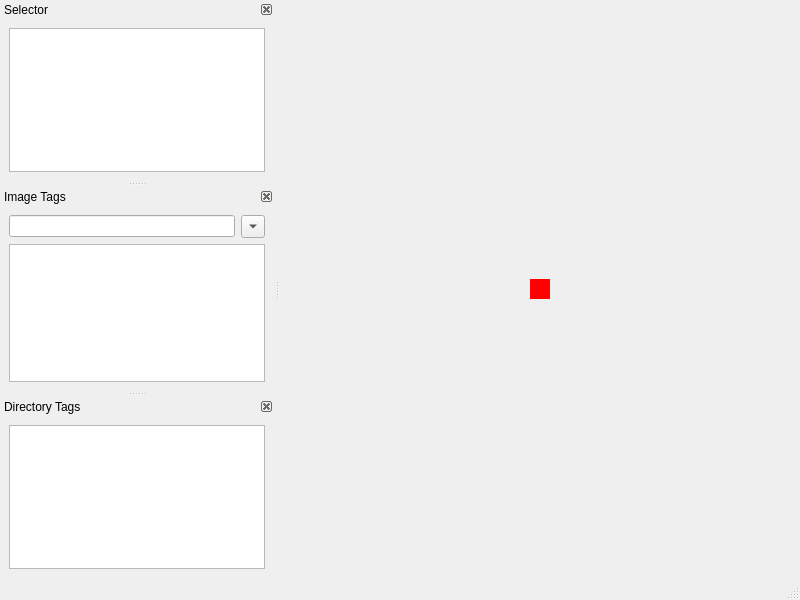
First picture: the form in src/main_window.ui, repository gwhiteside/descryptor, before the edit.
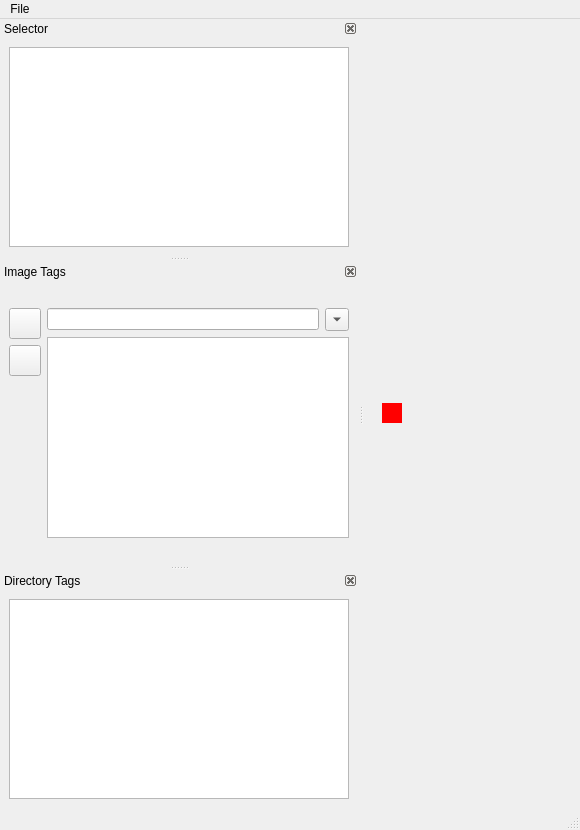
Second picture: the form after the edit. Icons and pictures are not drawn.

Diff of the .ui file:
```diff
--- a/src/main_window.ui
+++ b/src/main_window.ui
@@ -6,8 +6,8 @@
    <rect>
     <x>0</x>
     <y>0</y>
-    <width>800</width>
-    <height>600</height>
+    <width>580</width>
+    <height>830</height>
    </rect>
   </property>
   <property name="windowTitle">
@@ -20,20 +20,8 @@
    <set>QMainWindow::DockOption::AllowNestedDocks|QMainWindow::DockOption::AllowTabbedDocks|QMainWindow::DockOption::AnimatedDocks</set>
   </property>
   <widget class="QWidget" name="centralwidget">
-   <layout class="QGridLayout" name="gridLayout">
-    <property name="leftMargin">
-     <number>0</number>
-    </property>
-    <property name="topMargin">
-     <number>0</number>
-    </property>
-    <property name="rightMargin">
-     <number>0</number>
-    </property>
-    <property name="bottomMargin">
-     <number>0</number>
-    </property>
-    <item row="0" column="0">
+   <layout class="QVBoxLayout" name="verticalLayout_6">
+    <item>
      <widget class="QWidget" name="widget" native="true">
       <layout class="QGridLayout" name="gridLayout_2">
        <property name="sizeConstraint">
@@ -68,10 +56,22 @@
     <rect>
      <x>0</x>
      <y>0</y>
-     <width>800</width>
+     <width>580</width>
      <height>23</height>
     </rect>
    </property>
+   <widget class="QMenu" name="menuFile">
+    <property name="title">
+     <string>File</string>
+    </property>
+    <addaction name="actionOpen"/>
+    <addaction name="actionRecent"/>
+    <addaction name="separator"/>
+    <addaction name="actionSave"/>
+    <addaction name="separator"/>
+    <addaction name="actionQuit"/>
+   </widget>
+   <addaction name="menuFile"/>
   </widget>
   <widget class="QStatusBar" name="statusbar"/>
   <widget class="QDockWidget" name="selectorDockWidget">
@@ -113,8 +113,8 @@
    </property>
    <property name="minimumSize">
     <size>
-     <width>150</width>
-     <height>189</height>
+     <width>358</width>
+     <height>245</height>
     </size>
    </property>
    <property name="toolTip">
@@ -138,6 +138,68 @@
    <widget class="QWidget" name="dockWidgetContents_5">
     <layout class="QVBoxLayout" name="verticalLayout_2">
      <item>
+      <widget class="QWidget" name="widget_5" native="true">
+       <layout class="QHBoxLayout" name="horizontalLayout_2">
+        <property name="leftMargin">
+         <number>0</number>
+        </property>
+        <property name="rightMargin">
+         <number>0</number>
+        </property>
+        <item alignment="Qt::AlignmentFlag::AlignTop">
+         <widget class="QWidget" name="widget_4" native="true">
+          <property name="sizePolicy">
+           <sizepolicy hsizetype="Preferred" vsizetype="Preferred">
+            <horstretch>0</horstretch>
+            <verstretch>0</verstretch>
+           </sizepolicy>
+          </property>
+          <layout class="QVBoxLayout" name="verticalLayout_5">
+           <property name="leftMargin">
+            <number>0</number>
+           </property>
+           <property name="rightMargin">
+            <number>0</number>
+           </property>
+           <item>
+            <widget class="QToolButton" name="toolButton_3">
+             <property name="icon">
+              <iconset theme="list-add"/>
+             </property>
+             <property name="iconSize">
+              <size>
+               <width>24</width>
+               <height>24</height>
+              </size>
+             </property>
+            </widget>
+           </item>
+           <item>
+            <widget class="QToolButton" name="toolButton_2">
+             <property name="icon">
+              <iconset theme="list-remove"/>
+             </property>
+             <property name="iconSize">
+              <size>
+               <width>24</width>
+               <height>24</height>
+              </size>
+             </property>
+            </widget>
+           </item>
+          </layout>
+         </widget>
+        </item>
+        <item>
+         <widget class="QWidget" name="widget_3" native="true">
+          <layout class="QVBoxLayout" name="verticalLayout_4">
+           <property name="leftMargin">
+            <number>0</number>
+           </property>
+           <property name="rightMargin">
+            <number>0</number>
+           </property>
+           <item>
       <widget class="QWidget" name="widget_2" native="true">
        <layout class="QHBoxLayout" name="horizontalLayout">
         <property name="leftMargin">
@@ -180,6 +242,12 @@
      </item>
     </layout>
    </widget>
+        </item>
+       </layout>
+      </widget>
+     </item>
+    </layout>
+   </widget>
   </widget>
   <widget class="QDockWidget" name="dirtagsDockWidget">
    <property name="sizePolicy">
```
Left out of the diff: 20 changed lines with no effect on the pictures. Lines whose indentation alone changed are shown as unchanged.
